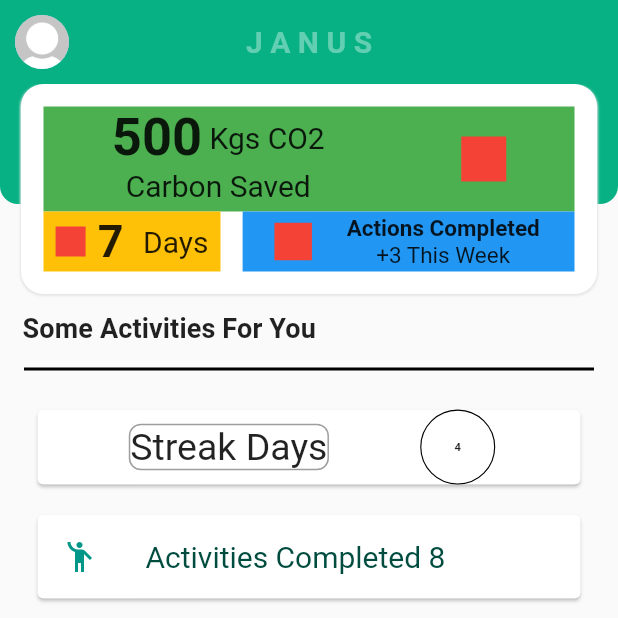
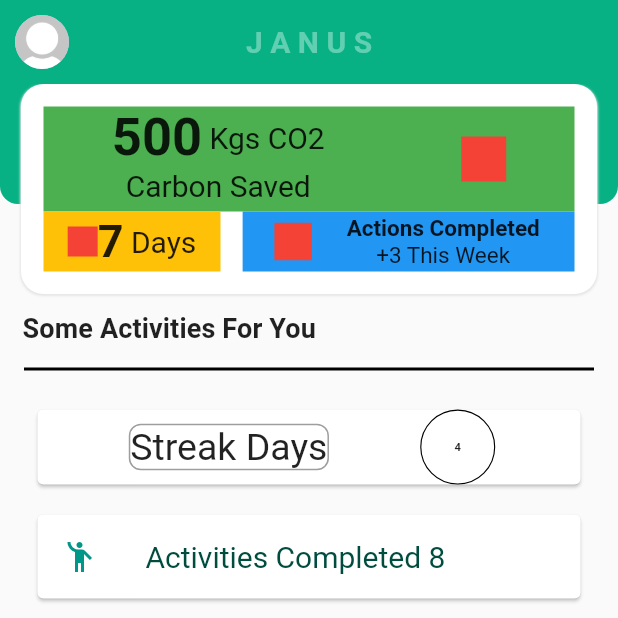
Before and after one commit to jeyeong/climate-ark-app, a Flutter app: the screen it shows after launch, item 2 of the bottom bar chosen, on a phone screen of 412 x 824 dp, the top half of it. Run offline on Flutter 3.47's test engine with Material 2 defaults, Android fonts, the light colour scheme and no system bars; our stand-ins replace fl_chart, material_floating_search_bar.

Commit message:
third push

```diff
--- a/canvas/lib/views/home_page.dart
+++ b/canvas/lib/views/home_page.dart
@@ -120,8 +120,7 @@ class _HomePageState extends State<HomePage> {
                               flex: 8,
                               child: Container(
                                 child: Row(
-                                  mainAxisAlignment:
-                                      MainAxisAlignment.spaceEvenly,
+                                  mainAxisAlignment: MainAxisAlignment.center,
                                   children: [
                                     Container(
                                       color: Colors.red,
```
